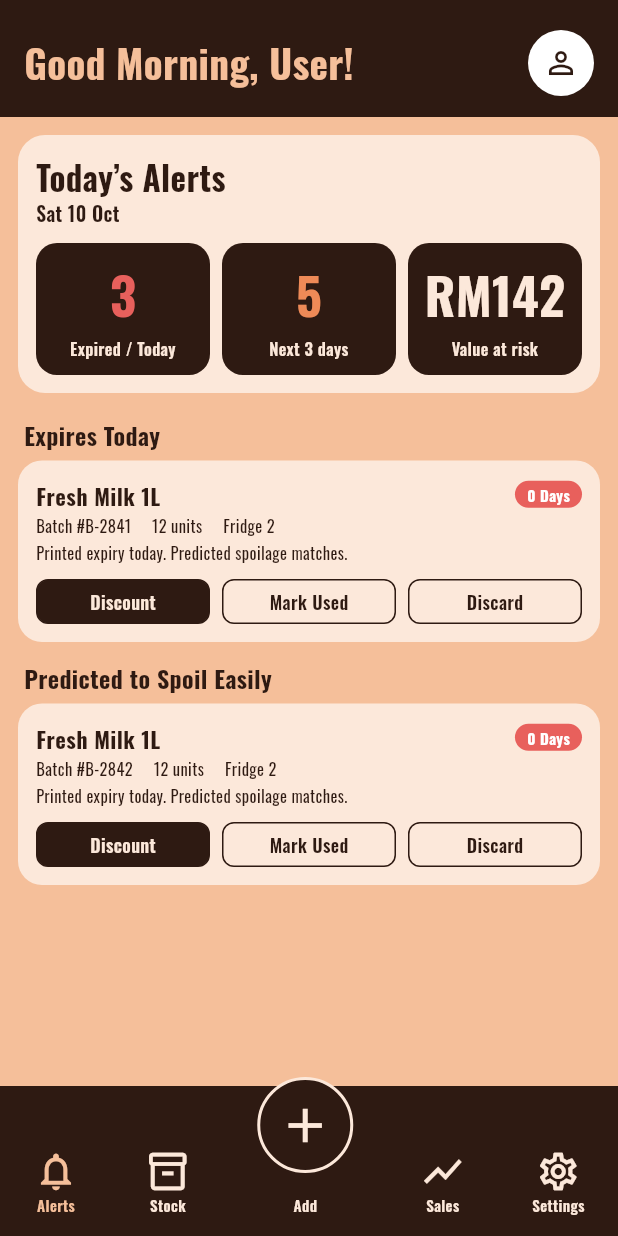
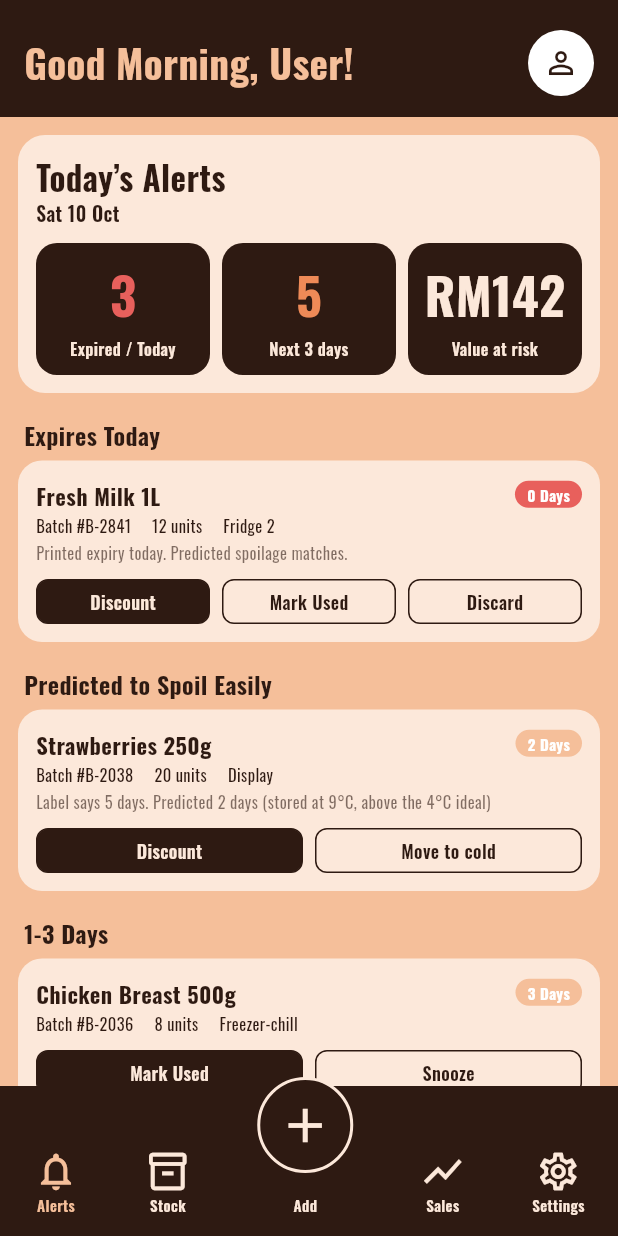
Before and after one commit to DororoXD/Hackity, a Flutter app: the screen it shows after launch, on a phone screen of 412 x 824 dp. Run offline on Flutter 3.47's test engine with Material 3 defaults, Android fonts, the light colour scheme and no system bars; our stand-ins replace google_fonts.

Commit message:
main page screen

```diff
--- a/pantrypal/lib/main.dart
+++ b/pantrypal/lib/main.dart
@@ -2,15 +2,15 @@ import 'package:flutter/material.dart';
 import 'core/theme.dart';
 import 'screens/home_shell.dart';
 
-void main() => runApp(const FreshStockApp());
+void main() => runApp(const PantryPal());
 
-class FreshStockApp extends StatelessWidget {
-  const FreshStockApp({super.key});
+class PantryPal extends StatelessWidget {
+  const PantryPal({super.key});
 
   @override
   Widget build(BuildContext context) {
     return MaterialApp(
-      title: 'FreshStock AI',
+      title: 'PantryPal',
       debugShowCheckedModeBanner: false,
       theme: buildTheme(),
       home: const HomeShell(),
--- a/pantrypal/lib/screens/today_alerts_screen.dart
+++ b/pantrypal/lib/screens/today_alerts_screen.dart
@@ -89,26 +89,50 @@ class TodayAlertsScreen extends StatelessWidget {
                 ),
               ),
               const SizedBox(height: 16),
+
+              // Section 1: Expires Today
               const _SectionTitle('Expires Today'),
               AlertCard(
                 title: 'Fresh Milk 1L',
                 details: 'Batch #B-2841     12 units     Fridge 2',
                 message: 'Printed expiry today. Predicted spoilage matches.',
                 daysLabel: '0 Days',
-                onDiscount: () {},
-                onMarkUsed: () {},
-                onDiscard: () {},
+                badgeColor: AppColors.red,
+                actions: [
+                  CardAction('Discount', filled: true, onTap: () {}),
+                  CardAction('Mark Used', onTap: () {}),
+                  CardAction('Discard', onTap: () {}),
+                ],
               ),
-              const SizedBox(height: 12),
+              const SizedBox(height: 16),
+
+              // Section 2: Predicted to Spoil Easily
               const _SectionTitle('Predicted to Spoil Easily'),
               AlertCard(
-                title: 'Fresh Milk 1L',
-                details: 'Batch #B-2842     12 units     Fridge 2',
-                message: 'Printed expiry today. Predicted spoilage matches.',
-                daysLabel: '0 Days',
-                onDiscount: () {},
-                onMarkUsed: () {},
-                onDiscard: () {},
+                title: 'Strawberries 250g',
+                details: 'Batch #B-2038     20 units     Display',
+                message: 'Label says 5 days. Predicted 2 days '
+                    '(stored at 9°C, above the 4°C ideal)',
+                daysLabel: '2 Days',
+                badgeColor: AppColors.peach,
+                actions: [
+                  CardAction('Discount', filled: true, onTap: () {}),
+                  CardAction('Move to cold', onTap: () {}),
+                ],
+              ),
+              const SizedBox(height: 16),
+
+              // Section 3: 1-3 Days
+              const _SectionTitle('1-3 Days'),
+              AlertCard(
+                title: 'Chicken Breast 500g',
+                details: 'Batch #B-2036     8 units     Freezer-chill',
+                daysLabel: '3 Days',
+                badgeColor: AppColors.peach,
+                actions: [
+                  CardAction('Mark Used', filled: true, onTap: () {}),
+                  CardAction('Snooze', onTap: () {}),
+                ],
               ),
             ],
           ),
--- a/pantrypal/lib/widgets/alert_card.dart
+++ b/pantrypal/lib/widgets/alert_card.dart
@@ -1,24 +1,30 @@
 import 'package:flutter/material.dart';
 import '../core/theme.dart';
+
+class CardAction {
+  final String label;
+  final bool filled;
+  final VoidCallback? onTap;
+
+  const CardAction(this.label, {this.filled = false, this.onTap});
+}
 
 class AlertCard extends StatelessWidget {
   final String title;
   final String details;
-  final String message;
+  final String? message;
   final String daysLabel;
-  final VoidCallback? onDiscount;
-  final VoidCallback? onMarkUsed;
-  final VoidCallback? onDiscard;
+  final Color badgeColor;
+  final List<CardAction> actions;
 
   const AlertCard({
     super.key,
     required this.title,
     required this.details,
-    required this.message,
+    this.message,
     required this.daysLabel,
-    this.onDiscount,
-    this.onMarkUsed,
-    this.onDiscard,
+    this.badgeColor = AppColors.red,
+    required this.actions,
   });
 
   @override
@@ -48,7 +54,7 @@ class AlertCard extends StatelessWidget {
                 padding:
                     const EdgeInsets.symmetric(horizontal: 8, vertical: 2),
                 decoration: BoxDecoration(
-                  color: AppColors.red,
+                  color: badgeColor,
                   borderRadius: BorderRadius.circular(10),
                 ),
                 child: Text(
@@ -65,17 +71,23 @@ class AlertCard extends StatelessWidget {
           const SizedBox(height: 2),
           Text(details,
               style: const TextStyle(fontSize: 11, color: AppColors.brown)),
-          const SizedBox(height: 2),
-          Text(message,
-              style: const TextStyle(fontSize: 11, color: AppColors.brown)),
+          if (message != null) ...[
+            const SizedBox(height: 2),
+            Text(
+              message!,
+              style: TextStyle(
+                fontSize: 11,
+                color: AppColors.brown.withOpacity(0.6),
+              ),
+            ),
+          ],
           const SizedBox(height: 10),
           Row(
             children: [
-              _ActionButton('Discount', filled: true, onTap: onDiscount),
-              const SizedBox(width: 8),
-              _ActionButton('Mark Used', onTap: onMarkUsed),
-              const SizedBox(width: 8),
-              _ActionButton('Discard', onTap: onDiscard),
+              for (var i = 0; i < actions.length; i++) ...[
+                if (i > 0) const SizedBox(width: 8),
+                _ActionButton(actions[i]),
+              ],
             ],
           ),
         ],
@@ -85,31 +97,28 @@ class AlertCard extends StatelessWidget {
 }
 
 class _ActionButton extends StatelessWidget {
-  final String label;
-  final bool filled;
-  final VoidCallback? onTap;
-
-  const _ActionButton(this.label, {this.filled = false, this.onTap});
+  final CardAction action;
+  const _ActionButton(this.action);
 
   @override
   Widget build(BuildContext context) {
     return Expanded(
       child: GestureDetector(
-        onTap: onTap,
+        onTap: action.onTap,
         child: Container(
           height: 30,
           alignment: Alignment.center,
           decoration: BoxDecoration(
-            color: filled ? AppColors.brown : Colors.transparent,
+            color: action.filled ? AppColors.brown : Colors.transparent,
             borderRadius: BorderRadius.circular(8),
             border: Border.all(color: AppColors.brown),
           ),
           child: Text(
-            label,
+            action.label,
             style: TextStyle(
               fontSize: 12,
               fontWeight: FontWeight.w600,
-              color: filled ? AppColors.cream : AppColors.brown,
+              color: action.filled ? AppColors.cream : AppColors.brown,
             ),
           ),
         ),
```
Also changed, not shown: pantrypal/lib/widgets/today_alerts_screen.dart (added, +163 -0 lines).
